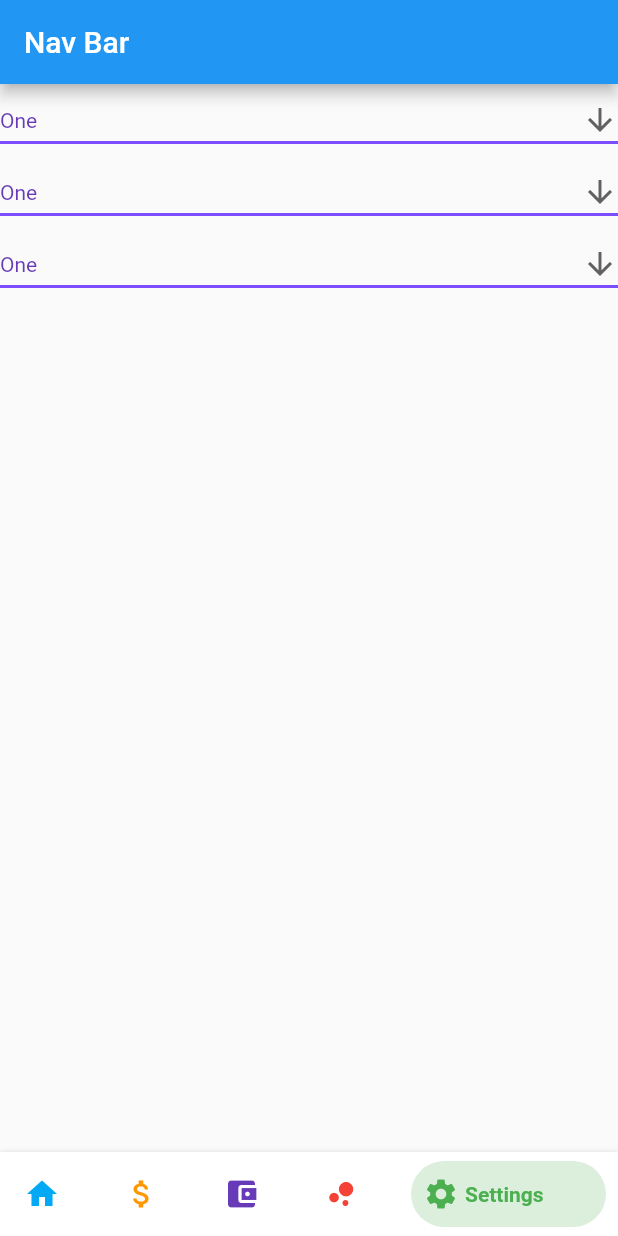
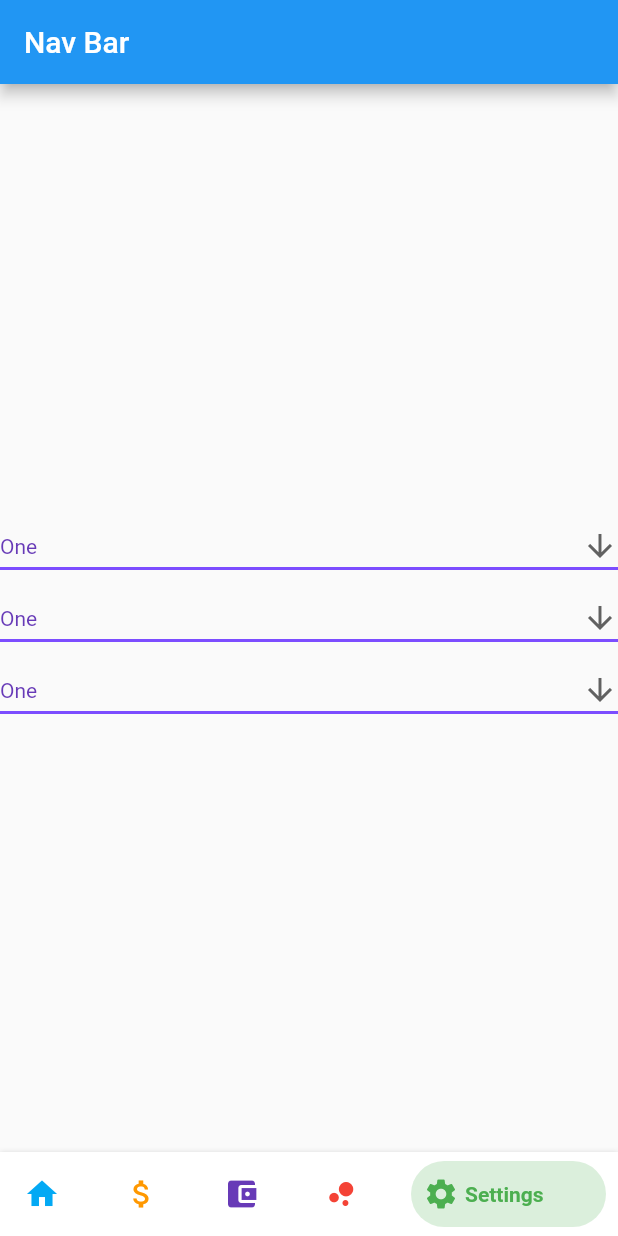
Before and after one commit to jkbngl/FFD, a Flutter app: the MyHomePage screen opened directly, swiped to page 5, on a phone screen of 412 x 824 dp. Run offline on Flutter 3.47's test engine with Material 2 defaults, Android fonts, the phone set to English and light mode, and no system bars; drawn by our look-alikes of bottom_navy_bar.

Commit message:
#21 #11 centered elemts in column

```diff
--- a/flutter/ffd/lib/backup_color_change_on_nav_tab.dart
+++ b/flutter/ffd/lib/backup_color_change_on_nav_tab.dart
@@ -107,8 +107,8 @@ class _MyHomePageState extends State<MyHomePage> {
               ],
             ),
             Column(
-              crossAxisAlignment: CrossAxisAlignment.start,
-              mainAxisSize: MainAxisSize.min,
+              mainAxisAlignment: MainAxisAlignment.center,
+              crossAxisAlignment: CrossAxisAlignment.center,
               children: <Widget>[
                 DropdownButton<String>(
                   value: dropdownValue,
```
